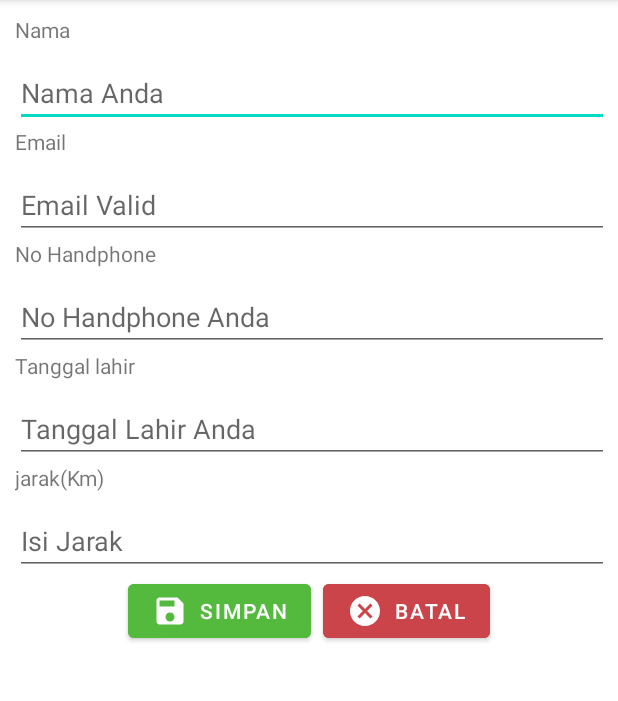
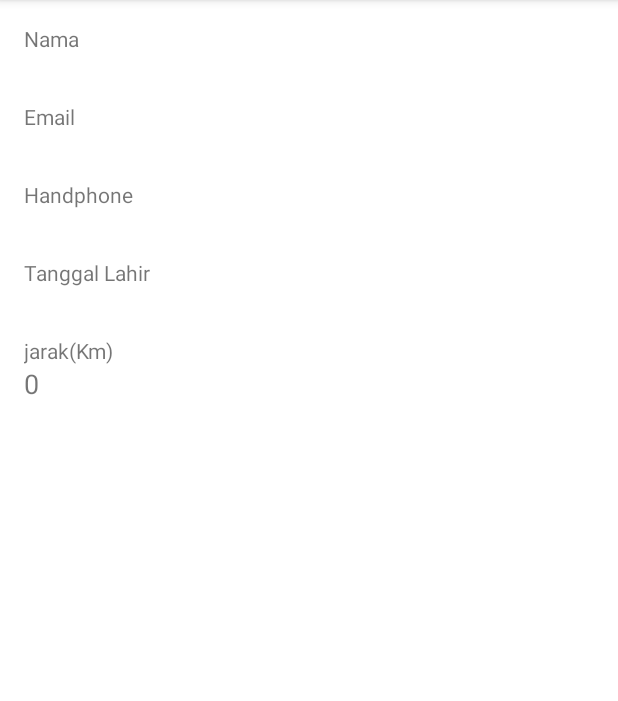
Before and after one commit to Laila072/Praktikum5-Android, an Android app: the screen it shows after launch (MainActivity before the commit, HasilActivity after it), after a tap on "SIMPAN", on a phone screen of 412 x 824 dp, the part 84-785 px from its top. Run offline under Robolectric (Android 15) with nearby library versions, the phone set to English and light mode, and no system bars.

Commit message:
mengirim data menggunakan intent

```diff
--- a/app/src/main/AndroidManifest.xml
+++ b/app/src/main/AndroidManifest.xml
@@ -10,6 +10,9 @@
         android:supportsRtl="true"
         android:theme="@style/Theme.Praktikum">
         <activity
+            android:name=".HasilActivity"
+            android:exported="false" />
+        <activity
             android:name=".MainActivity"
             android:exported="true">
             <intent-filter>
--- /dev/null
+++ b/app/src/main/java/com/Praktikum1/praktikum/HasilActivity.kt
@@ -0,0 +1,31 @@
+package com.Praktikum1.praktikum
+
+import androidx.appcompat.app.AppCompatActivity
+import android.os.Bundle
+import android.widget.TextView
+
+class HasilActivity : AppCompatActivity() {
+    override fun onCreate(savedInstanceState: Bundle?) {
+        super.onCreate(savedInstanceState)
+        setContentView(R.layout.activity_hasil)
+
+        val nama = intent.getStringExtra("nama")
+        val email = intent.getStringExtra("email")
+        val noHandphone = intent.getStringExtra("noHandphone")
+        val tanggalLahir = intent.getStringExtra("tanggalLahir")
+        val jarak = intent.getIntExtra("jarak",0)
+
+        val namaTextView = findViewById<TextView>(R.id.namaTextView)
+        val emailTextView = findViewById<TextView>(R.id.emailTextView)
+        val noHandphoneTextView = findViewById<TextView>(R.id.noHandphoneTextView)
+        val tanggalLahirTextView = findViewById<TextView>(R.id.tanggalLahirTextView)
+        val jarakTextView = findViewById<TextView>(R.id.jarakTextView)
+
+        namaTextView.setText(nama)
+        emailTextView.setText(email)
+        noHandphoneTextView.setText(noHandphone)
+        tanggalLahirTextView.setText(tanggalLahir)
+        jarakTextView.setText(jarak.toString())
+
+    }
+}
--- a/app/src/main/java/com/Praktikum1/praktikum/MainActivity.kt
+++ b/app/src/main/java/com/Praktikum1/praktikum/MainActivity.kt
@@ -1,5 +1,6 @@
 package com.Praktikum1.praktikum
 
+import android.content.Intent
 import androidx.appcompat.app.AppCompatActivity
 import android.os.Bundle
 import android.widget.Button
@@ -23,9 +24,21 @@ class MainActivity : AppCompatActivity() {
 
         simpanButton.setOnClickListener {
             val  nama = namaEditText.text.toString()
+            val  email = emailEditText.text.toString()
+            val  noHandphone = noHandphoneEditText.text.toString()
+            val  tanggalLahir = tanggalLahirEditText.text.toString()
             var jarak = jarakEditText.text.toString().toInt()
             jarak = jarak * 1000
+
             Toast.makeText(this,"Hai $nama",Toast.LENGTH_SHORT).show()
+
+            val intent = Intent(this,HasilActivity::class.java)
+            intent.putExtra("nama",nama)
+            intent.putExtra("email",email)
+            intent.putExtra("noHandphone",noHandphone)
+            intent.putExtra("tanggalLahir",tanggalLahir)
+            intent.putExtra("jarak",jarak)
+            startActivity(intent)
         }
 
         batalButton.setOnClickListener {
--- /dev/null
+++ b/app/src/main/res/layout/activity_hasil.xml
@@ -0,0 +1,85 @@
+<?xml version="1.0" encoding="utf-8"?>
+<LinearLayout xmlns:android="http://schemas.android.com/apk/res/android"
+    xmlns:tools="http://schemas.android.com/tools"
+    android:layout_width="match_parent"
+    android:layout_height="match_parent"
+    android:orientation="vertical"
+    android:padding="16dp"
+    tools:context=".HasilActivity">
+
+    <TextView
+        android:layout_width="match_parent"
+        android:layout_height="wrap_content"
+        android:text="Nama"
+        />
+
+    <TextView
+        android:id="@+id/namaTextView"
+        android:layout_width="match_parent"
+        android:layout_height="wrap_content"
+        android:text="Laila"
+        android:textSize="18sp"
+        android:layout_marginBottom="8dp"
+        />
+
+    <TextView
+        android:layout_width="match_parent"
+        android:layout_height="wrap_content"
+        android:text="Email"
+        />
+
+    <TextView
+        android:id="@+id/emailTextView"
+        android:layout_width="match_parent"
+        android:layout_height="wrap_content"
+        android:text="Laila@gmail.com"
+        android:textSize="18sp"
+        android:layout_marginBottom="8dp"
+        />
+
+    <TextView
+        android:layout_width="match_parent"
+        android:layout_height="wrap_content"
+        android:text="Handphone"
+        />
+
+    <TextView
+        android:id="@+id/noHandphoneTextView"
+        android:layout_width="match_parent"
+        android:layout_height="wrap_content"
+        android:text="+6285284021892"
+        android:textSize="18sp"
+        android:layout_marginBottom="8dp"
+        />
+
+    <TextView
+        android:layout_width="match_parent"
+        android:layout_height="wrap_content"
+        android:text="Tanggal Lahir"
+        />
+
+    <TextView
+        android:id="@+id/tanggalLahirTextView"
+        android:layout_width="match_parent"
+        android:layout_height="wrap_content"
+        android:text="12/20/2000"
+        android:textSize="18sp"
+        android:layout_marginBottom="8dp"
+        />
+
+    <TextView
+        android:layout_width="match_parent"
+        android:layout_height="wrap_content"
+        android:text="@string/jarak_km"
+        />
+
+    <TextView
+        android:id="@+id/jarakTextView"
+        android:layout_width="match_parent"
+        android:layout_height="wrap_content"
+        android:text="2"
+        android:textSize="18sp"
+        />
+
+
+</LinearLayout>
--- a/app/src/main/res/layout/activity_main.xml
+++ b/app/src/main/res/layout/activity_main.xml
@@ -71,6 +71,7 @@
         android:layout_height="wrap_content"
         android:inputType="number"
         android:hint="@string/isi_jarak"
+        android:text="0"
         />
 
     <LinearLayout
```
